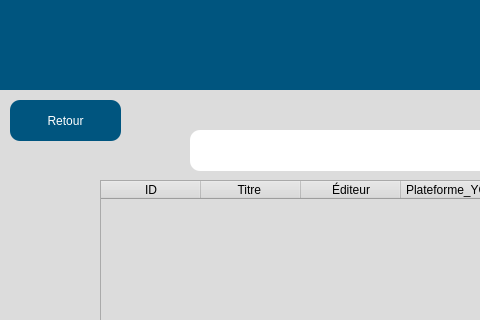
Old version of the form src/user_interface/French_searchDisplay.ui in the repository eppenney/eBook-Perpetual-Access-Rights-Tracker; both pictures show x 0 to 480 and y 0 to 320 of the 1176 by 923 pixel window.
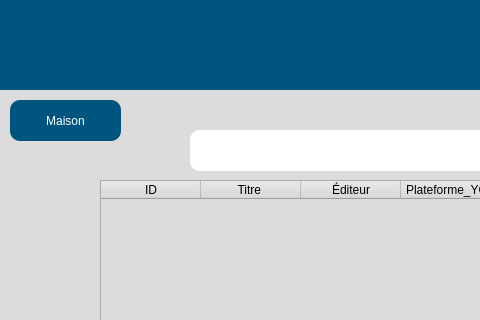
New version of the form.

```diff
--- a/src/user_interface/French_searchDisplay.ui
+++ b/src/user_interface/French_searchDisplay.ui
@@ -53,7 +53,7 @@
         </string>
     </property>
     <property name="text">
-     <string>Retour</string>
+     <string>Maison</string>
     </property>
    </widget>
    <widget class="QWidget" name="widget_2" native="true">
```
Left out of the diff: 4 changed lines with no effect on the pictures.
